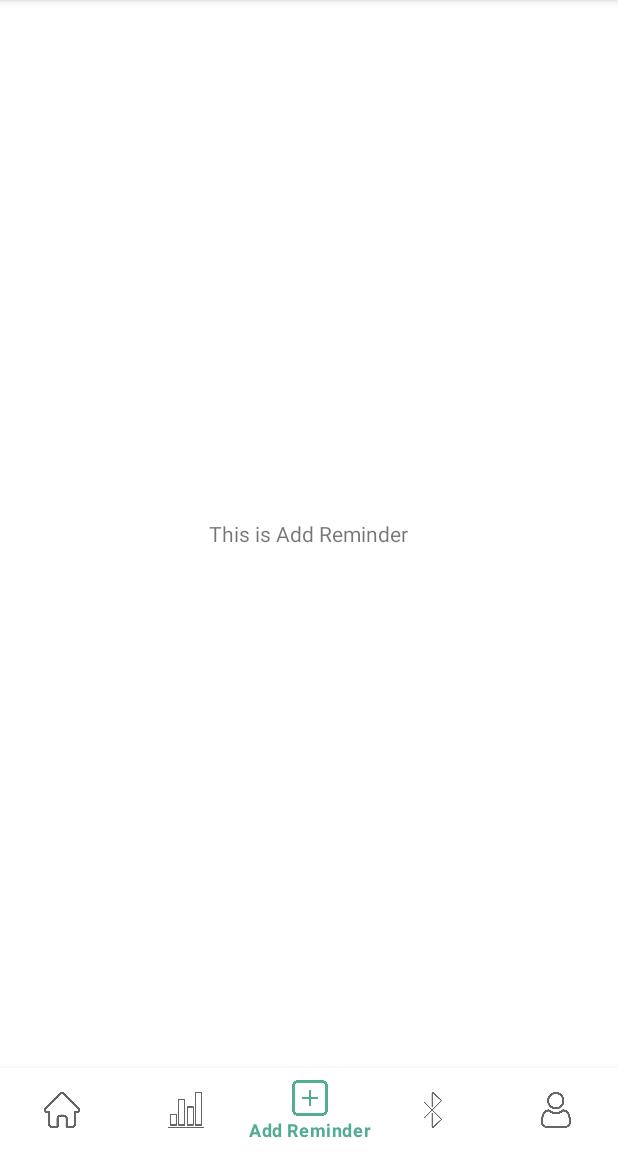
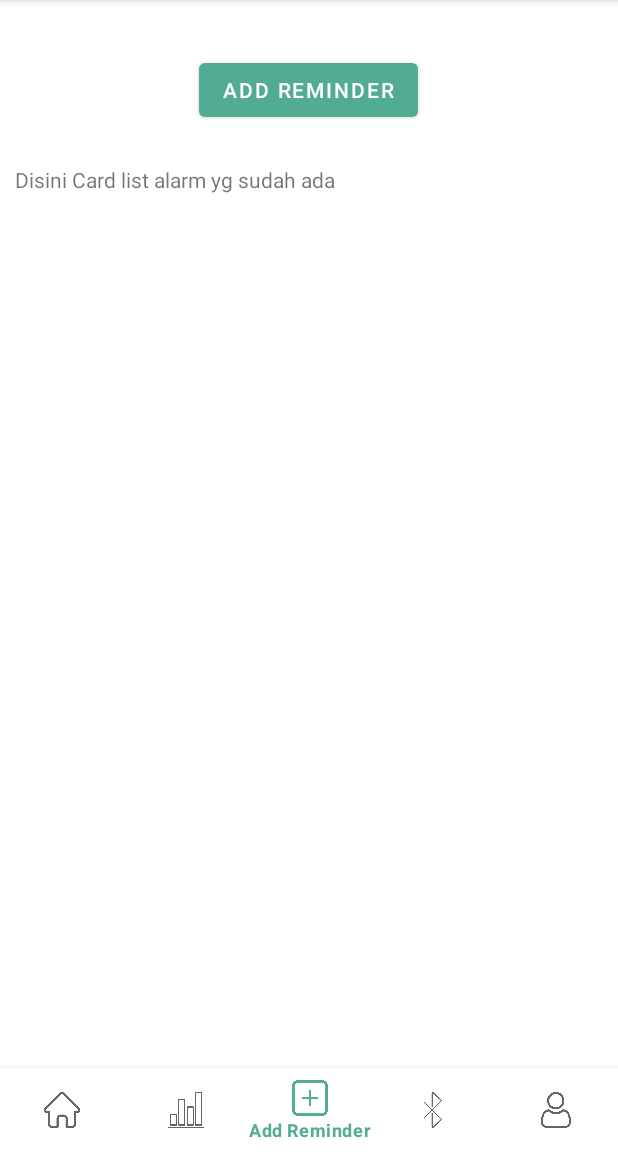
Before and after one commit to turtletear/medadh-kotlin, an Android app: the screen it shows after launch (PatientDashboardActivity), item 3 of the bottom bar chosen, on a phone screen of 412 x 824 dp, the part 84-1236 px from its top. Run offline under Robolectric (Android 15) with nearby library versions, the phone set to English and light mode, and no system bars.

Commit message:
bikin fungsi alarm

```diff
--- a/app/src/main/java/com/gagapps/medadh/fragments/AddReminderFragment.kt
+++ b/app/src/main/java/com/gagapps/medadh/fragments/AddReminderFragment.kt
@@ -6,6 +6,8 @@ import android.view.LayoutInflater
 import android.view.View
 import android.view.ViewGroup
 import com.gagapps.medadh.R
+import com.gagapps.medadh.fragments.dialogFragments.AddReminderDialogFragment
+import kotlinx.android.synthetic.main.fragment_add_reminder.*
 
 // TODO: Rename parameter arguments, choose names that match
 // the fragment initialization parameters, e.g. ARG_ITEM_NUMBER
@@ -18,9 +20,10 @@ private const val ARG_PARAM2 = "param2"
  * create an instance of this fragment.
  */
 class AddReminderFragment : Fragment() {
-    // TODO: Rename and change types of parameters
     private var param1: String? = null
     private var param2: String? = null
+
+    private val dialog = AddReminderDialogFragment()
 
     override fun onCreate(savedInstanceState: Bundle?) {
         super.onCreate(savedInstanceState)
@@ -57,4 +60,13 @@ class AddReminderFragment : Fragment() {
                 }
             }
     }
+
+    override fun onViewCreated(view: View, savedInstanceState: Bundle?) {
+        super.onViewCreated(view, savedInstanceState)
+        val mFragmentManager = childFragmentManager
+        add_reminder.setOnClickListener {
+                dialog.isCancelable = false
+                dialog.show(mFragmentManager, AddReminderDialogFragment::class.java.simpleName)
+        }
+    }
 }
--- a/app/src/main/res/layout/fragment_add_reminder.xml
+++ b/app/src/main/res/layout/fragment_add_reminder.xml
@@ -1,20 +1,38 @@
 <?xml version="1.0" encoding="utf-8"?>
-<FrameLayout xmlns:android="http://schemas.android.com/apk/res/android"
+<LinearLayout xmlns:android="http://schemas.android.com/apk/res/android"
     xmlns:tools="http://schemas.android.com/tools"
     android:layout_width="match_parent"
     android:layout_height="match_parent"
+    android:orientation="vertical"
     tools:context=".fragments.AddReminderFragment">
 
-    <RelativeLayout
+    <LinearLayout
         android:layout_width="match_parent"
-        android:layout_height="match_parent">
-
-        <TextView
+        android:layout_height="wrap_content"
+        android:orientation="vertical"
+        android:padding="16dp">
+        <Button
+            android:id="@+id/add_reminder"
             android:layout_width="wrap_content"
             android:layout_height="wrap_content"
-            android:layout_centerInParent="true"
-            android:text="This is Add Reminder" />
+            android:layout_gravity="center"
+            android:layout_marginTop="20dp"
+            android:text="Add Reminder" />
+    </LinearLayout>
 
-    </RelativeLayout>
+    <LinearLayout
+        android:layout_width="match_parent"
+        android:layout_height="wrap_content"
+        android:orientation="vertical"
+        android:padding="10dp"
+        >
+        <TextView
+            android:layout_width="match_parent"
+            android:layout_height="wrap_content"
+            android:text="Disini Card list alarm yg sudah ada"
+            />
 
-</FrameLayout>
+    </LinearLayout>
+
+
+</LinearLayout>
--- a/app/src/main/res/values/colors.xml
+++ b/app/src/main/res/values/colors.xml
@@ -10,4 +10,5 @@
     <color name="green">#098765</color>
     <color name="light_green">#52ab93</color>
     <color name="grey">#8d8d8d</color>
+    <color name="warning_red">#ff6b6b</color>
 </resources>
--- a/build.gradle
+++ b/build.gradle
@@ -6,7 +6,7 @@ buildscript {
         jcenter()
     }
     dependencies {
-        classpath 'com.android.tools.build:gradle:4.1.3'
+        classpath 'com.android.tools.build:gradle:4.2.1'
         classpath "org.jetbrains.kotlin:kotlin-gradle-plugin:$kotlin_version"
 
         // NOTE: Do not place your application dependencies here; they belong
```
Also changed, not shown: app/build.gradle (+7 -0 lines), app/src/main/java/com/gagapps/medadh/fragments/dialogFragments/AddReminderDialogFragment.kt (added, +83 -0 lines), app/src/main/res/drawable-anydpi/ic_reminder.xml (added, +11 -0 lines), app/src/main/res/layout/dropdown_list_item.xml (added, +9 -0 lines), app/src/main/res/layout/fragment_add_reminder_dialog.xml (added, +122 -0 lines), app/src/main/res/drawable-hdpi/ic_reminder.png (added), app/src/main/res/drawable-mdpi/ic_reminder.png (added), app/src/main/res/drawable-xhdpi/ic_reminder.png (added), app/src/main/res/drawable-xxhdpi/ic_reminder.png (added), gradle/wrapper/gradle-wrapper.properties.
